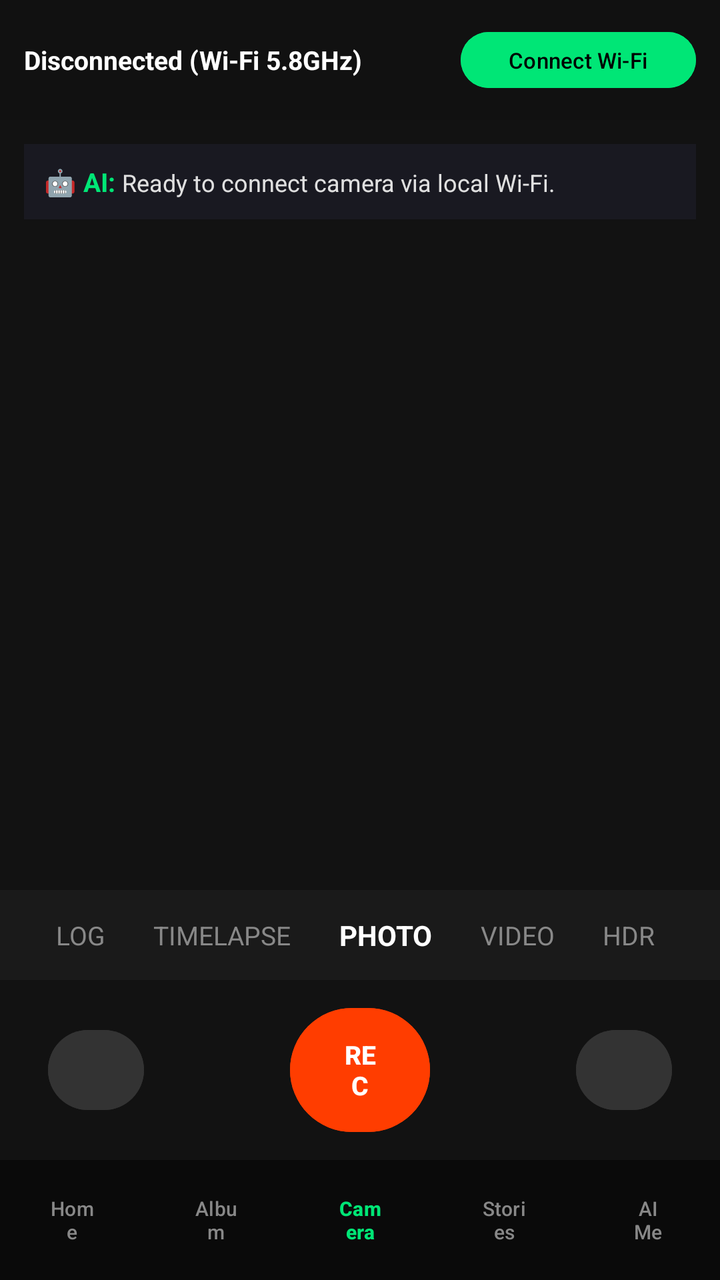
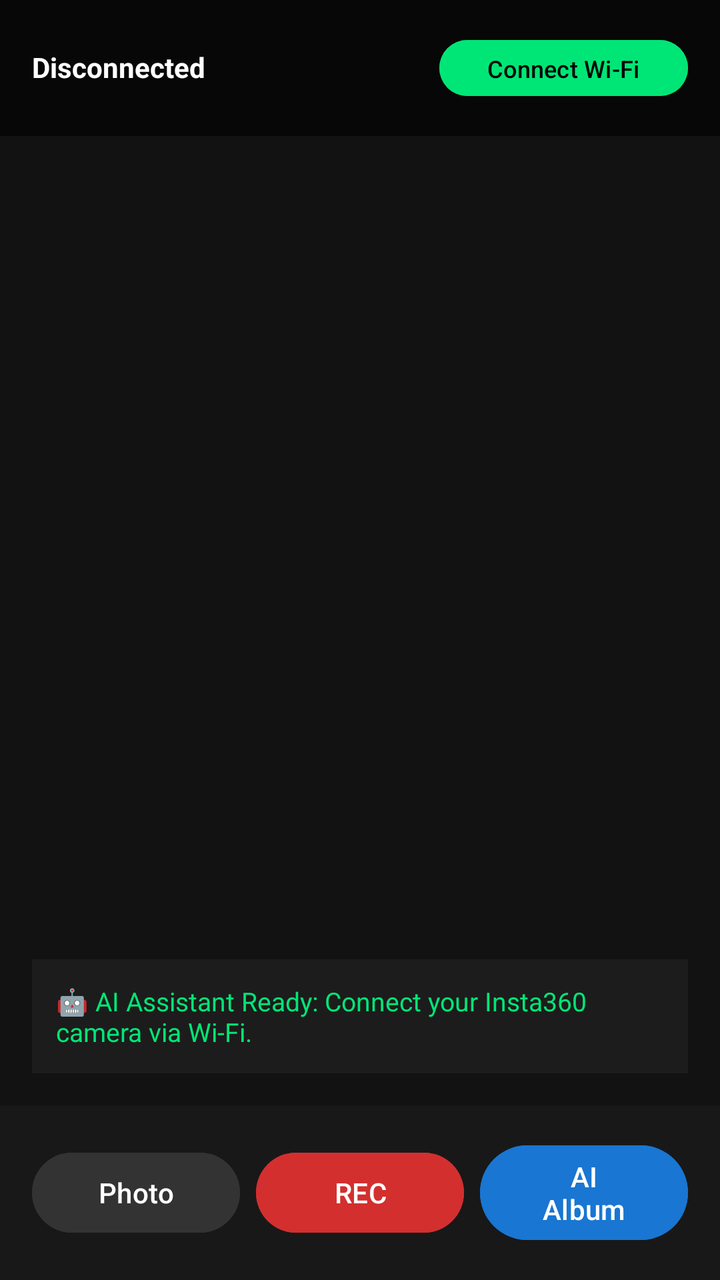

Before-and-after screenshots of an Android layout around one commit, followed by the original layout XML and the change that was made.
<!-- AndroidManifest.xml: activity theme Theme.AndroidSDKDemo -->
<!-- res/layout/activity_main.xml -->
<?xml version="1.0" encoding="utf-8"?>
<RelativeLayout xmlns:android="http://schemas.android.com/apk/res/android"
    android:layout_width="match_parent"
    android:layout_height="match_parent"
    android:background="#121212">

    
    <TextureView
        android:id="@+id/videoPreview"
        android:layout_width="match_parent"
        android:layout_height="match_parent"
        android:layout_above="@id/modeCarousel"
        android:layout_below="@id/topBar" />

    
    <LinearLayout
        android:id="@+id/topBar"
        android:layout_width="match_parent"
        android:layout_height="wrap_content"
        android:layout_alignParentTop="true"
        android:background="#CC111111"
        android:gravity="center_vertical"
        android:orientation="horizontal"
        android:padding="12dp">

        <TextView
            android:id="@+id/tvStatus"
            android:layout_width="0dp"
            android:layout_height="wrap_content"
            android:layout_weight="1"
            android:text="Disconnected (Wi-Fi 5.8GHz)"
            android:textColor="#FFFFFF"
            android:textSize="13sp"
            android:textStyle="bold" />

        <Button
            android:id="@+id/btnConnectWifi"
            android:layout_width="wrap_content"
            android:layout_height="36dp"
            android:backgroundTint="#00E676"
            android:text="Connect Wi-Fi"
            android:textColor="#000000"
            android:textSize="11sp" />
    </LinearLayout>

    
    <LinearLayout
        android:id="@+id/aiAssistantChip"
        android:layout_width="match_parent"
        android:layout_height="wrap_content"
        android:layout_below="@id/topBar"
        android:layout_margin="12dp"
        android:background="#991E1E2C"
        android:orientation="horizontal"
        android:padding="10dp">

        <TextView
            android:layout_width="wrap_content"
            android:layout_height="wrap_content"
            android:text="🤖 AI: "
            android:textColor="#00E676"
            android:textSize="13sp"
            android:textStyle="bold" />

        <TextView
            android:id="@+id/tvAiMessage"
            android:layout_width="match_parent"
            android:layout_height="wrap_content"
            android:text="Ready to connect camera via local Wi-Fi."
            android:textColor="#E0E0E0"
            android:textSize="12sp" />
    </LinearLayout>

    
    <HorizontalScrollView
        android:id="@+id/modeCarousel"
        android:layout_width="match_parent"
        android:layout_height="45dp"
        android:layout_above="@id/shutterBar"
        android:background="#1A1A1A"
        android:scrollbars="none">

        <LinearLayout
            android:layout_width="wrap_content"
            android:layout_height="match_parent"
            android:gravity="center"
            android:orientation="horizontal"
            android:paddingHorizontal="16dp">

            <TextView android:layout_width="wrap_content" android:layout_height="wrap_content" android:layout_marginHorizontal="12dp" android:text="LOG" android:textColor="#888888" android:textSize="13sp" />
            <TextView android:layout_width="wrap_content" android:layout_height="wrap_content" android:layout_marginHorizontal="12dp" android:text="TIMELAPSE" android:textColor="#888888" android:textSize="13sp" />
            <TextView android:layout_width="wrap_content" android:layout_height="wrap_content" android:layout_marginHorizontal="12dp" android:text="PHOTO" android:textColor="#FFFFFF" android:textSize="14sp" android:textStyle="bold" />
            <TextView android:layout_width="wrap_content" android:layout_height="wrap_content" android:layout_marginHorizontal="12dp" android:text="VIDEO" android:textColor="#888888" android:textSize="13sp" />
            <TextView android:layout_width="wrap_content" android:layout_height="wrap_content" android:layout_marginHorizontal="12dp" android:text="HDR" android:textColor="#888888" android:textSize="13sp" />
        </LinearLayout>
    </HorizontalScrollView>

    
    <RelativeLayout
        android:id="@+id/shutterBar"
        android:layout_width="match_parent"
        android:layout_height="90dp"
        android:layout_above="@id/bottomNavBar"
        android:background="#121212"
        android:paddingHorizontal="24dp">

        
        <Button
            android:id="@+id/btnGallery"
            android:layout_width="48dp"
            android:layout_height="48dp"
            android:layout_centerVertical="true"
            android:layout_alignParentStart="true"
            android:backgroundTint="#333333"
            android:text="🖼️"
            android:textSize="16sp" />

        
        <Button
            android:id="@+id/btnRecordVideo"
            android:layout_width="70dp"
            android:layout_height="70dp"
            android:layout_centerInParent="true"
            android:backgroundTint="#FF3D00"
            android:text="REC"
            android:textColor="#FFFFFF"
            android:textSize="13sp"
            android:textStyle="bold" />

        
        <Button
            android:id="@+id/btnTakePhoto"
            android:layout_width="48dp"
            android:layout_height="48dp"
            android:layout_centerVertical="true"
            android:layout_alignParentEnd="true"
            android:backgroundTint="#333333"
            android:text="📸"
            android:textSize="16sp" />
    </RelativeLayout>

    
    <LinearLayout
        android:id="@+id/bottomNavBar"
        android:layout_width="match_parent"
        android:layout_height="60dp"
        android:layout_alignParentBottom="true"
        android:background="#0A0A0A"
        android:gravity="center"
        android:orientation="horizontal"
        android:weightSum="5">

        <Button android:layout_width="0dp" android:layout_height="match_parent" android:layout_weight="1" android:backgroundTint="@android:color/transparent" android:text="Home" android:textColor="#888888" android:textSize="10sp" />
        <Button android:layout_width="0dp" android:layout_height="match_parent" android:layout_weight="1" android:backgroundTint="@android:color/transparent" android:text="Album" android:textColor="#888888" android:textSize="10sp" />
        <Button android:layout_width="0dp" android:layout_height="match_parent" android:layout_weight="1" android:backgroundTint="@android:color/transparent" android:text="Camera" android:textColor="#00E676" android:textSize="10sp" android:textStyle="bold" />
        <Button android:layout_width="0dp" android:layout_height="match_parent" android:layout_weight="1" android:backgroundTint="@android:color/transparent" android:text="Stories" android:textColor="#888888" android:textSize="10sp" />
        <Button android:layout_width="0dp" android:layout_height="match_parent" android:layout_weight="1" android:backgroundTint="@android:color/transparent" android:text="AI Me" android:textColor="#888888" android:textSize="10sp" />
    </LinearLayout>

</RelativeLayout>
<!-- resources referenced by this layout -->
<resources>
  <style name="Theme.AndroidSDKDemo" parent="Theme.Material3.Light.NoActionBar">
          <item name="colorPrimary">@color/demo_accent</item>
          <item name="colorOnPrimary">@color/white</item>
          <item name="android:statusBarColor">@color/demo_background</item>
          <item name="android:navigationBarColor">@color/demo_card</item>
          <item name="android:windowLightStatusBar">true</item>
          <item name="android:colorBackground">@color/demo_background</item>
      </style>
  <color name="demo_accent">#007AFF</color>
  <color name="white">#FFFFFFFF</color>
  <color name="demo_background">#F5F5F7</color>
  <color name="demo_card">#FFFFFF</color>
</resources>

<!-- the commit's change to res/layout/activity_main.xml (unified diff, before → after) -->
@@ -8,29 +8,24 @@
     <TextureView
         android:id="@+id/videoPreview"
         android:layout_width="match_parent"
-        android:layout_height="match_parent"
-        android:layout_above="@id/modeCarousel"
-        android:layout_below="@id/topBar" />
+        android:layout_height="match_parent" />
 
     
     <LinearLayout
-        android:id="@+id/topBar"
         android:layout_width="match_parent"
         android:layout_height="wrap_content"
-        android:layout_alignParentTop="true"
-        android:background="#CC111111"
-        android:gravity="center_vertical"
         android:orientation="horizontal"
-        android:padding="12dp">
+        android:padding="16dp"
+        android:background="#99000000">
 
         <TextView
             android:id="@+id/tvStatus"
             android:layout_width="0dp"
             android:layout_height="wrap_content"
             android:layout_weight="1"
-            android:text="Disconnected (Wi-Fi 5.8GHz)"
+            android:text="Disconnected"
             android:textColor="#FFFFFF"
-            android:textSize="13sp"
+            android:textSize="14sp"
             android:textStyle="bold" />
 
         <Button
@@ -40,121 +35,61 @@
             android:backgroundTint="#00E676"
             android:text="Connect Wi-Fi"
             android:textColor="#000000"
-            android:textSize="11sp" />
-    </LinearLayout>
-
-    
-    <LinearLayout
-        android:id="@+id/aiAssistantChip"
-        android:layout_width="match_parent"
-        android:layout_height="wrap_content"
-        android:layout_below="@id/topBar"
-        android:layout_margin="12dp"
-        android:background="#991E1E2C"
-        android:orientation="horizontal"
-        android:padding="10dp">
-
-        <TextView
-            android:layout_width="wrap_content"
-            android:layout_height="wrap_content"
-            android:text="🤖 AI: "
-            android:textColor="#00E676"
-            android:textSize="13sp"
-            android:textStyle="bold" />
-
-        <TextView
-            android:id="@+id/tvAiMessage"
-            android:layout_width="match_parent"
-            android:layout_height="wrap_content"
-            android:text="Ready to connect camera via local Wi-Fi."
-            android:textColor="#E0E0E0"
             android:textSize="12sp" />
     </LinearLayout>
 
     
-    <HorizontalScrollView
-        android:id="@+id/modeCarousel"
+    <TextView
+        android:id="@+id/tvAiMessage"
         android:layout_width="match_parent"
-        android:layout_height="45dp"
-        android:layout_above="@id/shutterBar"
-        android:background="#1A1A1A"
-        android:scrollbars="none">
-
-        <LinearLayout
-            android:layout_width="wrap_content"
-            android:layout_height="match_parent"
-            android:gravity="center"
-            android:orientation="horizontal"
-            android:paddingHorizontal="16dp">
-
-            <TextView android:layout_width="wrap_content" android:layout_height="wrap_content" android:layout_marginHorizontal="12dp" android:text="LOG" android:textColor="#888888" android:textSize="13sp" />
-            <TextView android:layout_width="wrap_content" android:layout_height="wrap_content" android:layout_marginHorizontal="12dp" android:text="TIMELAPSE" android:textColor="#888888" android:textSize="13sp" />
-            <TextView android:layout_width="wrap_content" android:layout_height="wrap_content" android:layout_marginHorizontal="12dp" android:text="PHOTO" android:textColor="#FFFFFF" android:textSize="14sp" android:textStyle="bold" />
-            <TextView android:layout_width="wrap_content" android:layout_height="wrap_content" android:layout_marginHorizontal="12dp" android:text="VIDEO" android:textColor="#888888" android:textSize="13sp" />
-            <TextView android:layout_width="wrap_content" android:layout_height="wrap_content" android:layout_marginHorizontal="12dp" android:text="HDR" android:textColor="#888888" android:textSize="13sp" />
-        </LinearLayout>
-    </HorizontalScrollView>
-
-    
-    <RelativeLayout
-        android:id="@+id/shutterBar"
-        android:layout_width="match_parent"
-        android:layout_height="90dp"
-        android:layout_above="@id/bottomNavBar"
-        android:background="#121212"
-        android:paddingHorizontal="24dp">
-
-        
-        <Button
-            android:id="@+id/btnGallery"
-            android:layout_width="48dp"
-            android:layout_height="48dp"
-            android:layout_centerVertical="true"
-            android:layout_alignParentStart="true"
-            android:backgroundTint="#333333"
-            android:text="🖼️"
-            android:textSize="16sp" />
-
-        
-        <Button
-            android:id="@+id/btnRecordVideo"
-            android:layout_width="70dp"
-            android:layout_height="70dp"
-            android:layout_centerInParent="true"
-            android:backgroundTint="#FF3D00"
-            android:text="REC"
-            android:textColor="#FFFFFF"
-            android:textSize="13sp"
-            android:textStyle="bold" />
-
-        
-        <Button
-            android:id="@+id/btnTakePhoto"
-            android:layout_width="48dp"
-            android:layout_height="48dp"
-            android:layout_centerVertical="true"
-            android:layout_alignParentEnd="true"
-            android:backgroundTint="#333333"
-            android:text="📸"
-            android:textSize="16sp" />
-    </RelativeLayout>
+        android:layout_height="wrap_content"
+        android:layout_above="@id/controlsLayout"
+        android:layout_margin="16dp"
+        android:background="#CC1E1E1E"
+        android:padding="12dp"
+        android:text="🤖 AI Assistant Ready: Connect your Insta360 camera via Wi-Fi."
+        android:textColor="#00E676"
+        android:textSize="13sp" />
 
     
     <LinearLayout
-        android:id="@+id/bottomNavBar"
+        android:id="@+id/controlsLayout"
         android:layout_width="match_parent"
-        android:layout_height="60dp"
+        android:layout_height="wrap_content"
         android:layout_alignParentBottom="true"
-        android:background="#0A0A0A"
-        android:gravity="center"
+        android:background="#CC1A1A1A"
         android:orientation="horizontal"
-        android:weightSum="5">
+        android:padding="16dp"
+        android:gravity="center">
 
-        <Button android:layout_width="0dp" android:layout_height="match_parent" android:layout_weight="1" android:backgroundTint="@android:color/transparent" android:text="Home" android:textColor="#888888" android:textSize="10sp" />
-        <Button android:layout_width="0dp" android:layout_height="match_parent" android:layout_weight="1" android:backgroundTint="@android:color/transparent" android:text="Album" android:textColor="#888888" android:textSize="10sp" />
-        <Button android:layout_width="0dp" android:layout_height="match_parent" android:layout_weight="1" android:backgroundTint="@android:color/transparent" android:text="Camera" android:textColor="#00E676" android:textSize="10sp" android:textStyle="bold" />
-        <Button android:layout_width="0dp" android:layout_height="match_parent" android:layout_weight="1" android:backgroundTint="@android:color/transparent" android:text="Stories" android:textColor="#888888" android:textSize="10sp" />
-        <Button android:layout_width="0dp" android:layout_height="match_parent" android:layout_weight="1" android:backgroundTint="@android:color/transparent" android:text="AI Me" android:textColor="#888888" android:textSize="10sp" />
+        <Button
+            android:id="@+id/btnTakePhoto"
+            android:layout_width="0dp"
+            android:layout_height="wrap_content"
+            android:layout_weight="1"
+            android:layout_marginEnd="8dp"
+            android:backgroundTint="#333333"
+            android:text="Photo"
+            android:textColor="#FFFFFF" />
+
+        <Button
+            android:id="@+id/btnRecordVideo"
+            android:layout_width="0dp"
+            android:layout_height="wrap_content"
+            android:layout_weight="1"
+            android:layout_marginEnd="8dp"
+            android:backgroundTint="#D32F2F"
+            android:text="REC"
+            android:textColor="#FFFFFF" />
+
+        <Button
+            android:id="@+id/btnGallery"
+            android:layout_width="0dp"
+            android:layout_height="wrap_content"
+            android:layout_weight="1"
+            android:backgroundTint="#1976D2"
+            android:text="AI Album"
+            android:textColor="#FFFFFF" />
     </LinearLayout>
 
 </RelativeLayout>
